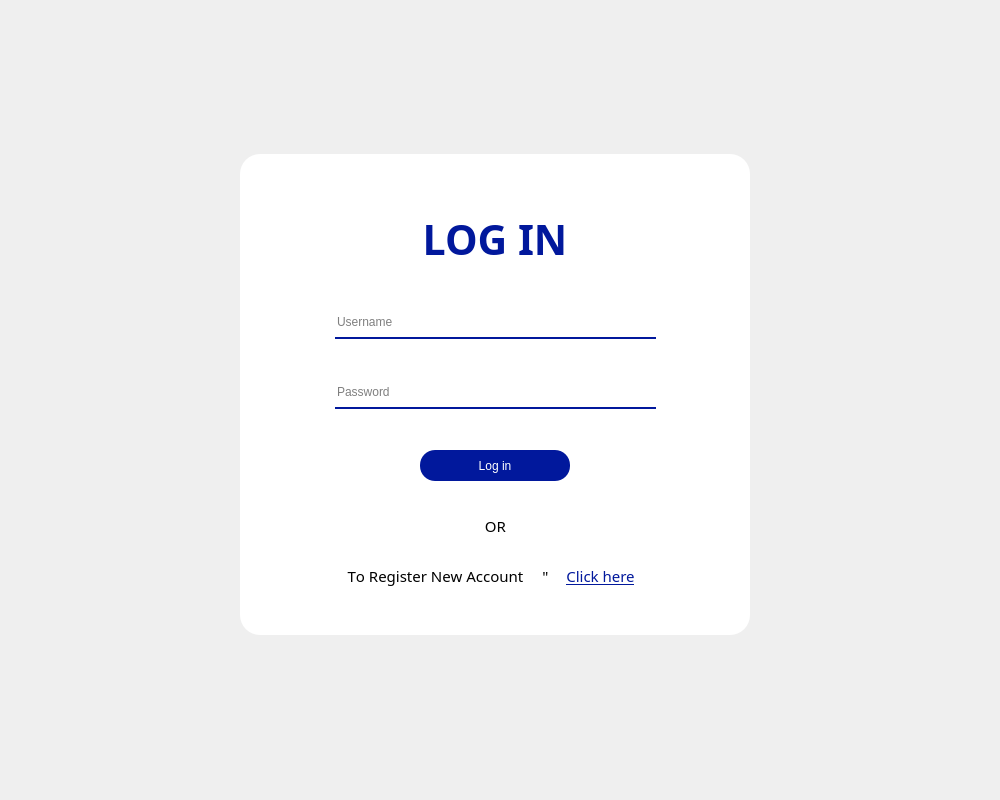
Qt form login.ui (thuytranj/Course_Socket_Programming-main) before a commit.
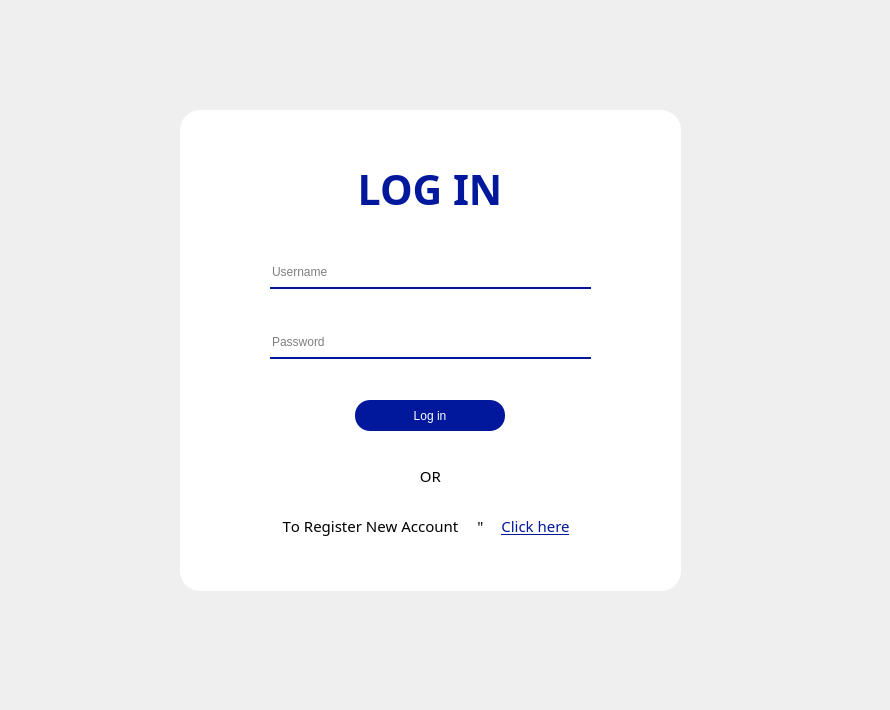
The same form after that commit.

Patch:
```diff
--- a/login.ui
+++ b/login.ui
@@ -6,8 +6,8 @@
    <rect>
     <x>0</x>
     <y>0</y>
-    <width>1000</width>
-    <height>800</height>
+    <width>890</width>
+    <height>710</height>
    </rect>
   </property>
   <property name="cursor">
@@ -23,10 +23,10 @@
    <widget class="QWidget" name="widget" native="true">
     <property name="geometry">
      <rect>
-      <x>220</x>
-      <y>140</y>
-      <width>551</width>
-      <height>511</height>
+      <x>140</x>
+      <y>90</y>
+      <width>581</width>
+      <height>541</height>
      </rect>
     </property>
     <widget class="QPushButton" name="loginbutton">
@@ -35,7 +35,7 @@
      </property>
      <property name="geometry">
       <rect>
-       <x>200</x>
+       <x>215</x>
        <y>310</y>
        <width>150</width>
        <height>31</height>
@@ -104,7 +104,7 @@
     <widget class="QLabel" name="Ask_2">
      <property name="geometry">
       <rect>
-       <x>165</x>
+       <x>180</x>
        <y>370</y>
        <width>221</width>
        <height>31</height>
@@ -114,6 +114,7 @@
       <font>
        <family>Nunito SemiBold</family>
        <pointsize>11</pointsize>
+       <weight>50</weight>
        <italic>false</italic>
        <bold>false</bold>
        <strikeout>false</strikeout>
@@ -146,7 +147,7 @@
     <widget class="QLabel" name="dangnhap">
      <property name="geometry">
       <rect>
-       <x>20</x>
+       <x>35</x>
        <y>34</y>
        <width>510</width>
        <height>131</height>
@@ -156,6 +157,7 @@
       <font>
        <family>Public Sans Black</family>
        <pointsize>31</pointsize>
+       <weight>75</weight>
        <bold>true</bold>
       </font>
      </property>
@@ -166,7 +168,7 @@
       <string>LOG IN</string>
      </property>
      <property name="textFormat">
-      <enum>Qt::TextFormat::MarkdownText</enum>
+      <enum>Qt::PlainText</enum>
      </property>
      <property name="alignment">
       <set>Qt::AlignmentFlag::AlignCenter</set>
@@ -178,9 +180,9 @@
      </property>
      <property name="geometry">
       <rect>
-       <x>20</x>
-       <y>14</y>
-       <width>510</width>
+       <x>40</x>
+       <y>20</y>
+       <width>501</width>
        <height>481</height>
       </rect>
      </property>
@@ -198,7 +200,7 @@
     <widget class="QLineEdit" name="username">
      <property name="geometry">
       <rect>
-       <x>115</x>
+       <x>130</x>
        <y>168</y>
        <width>321</width>
        <height>31</height>
@@ -227,7 +229,7 @@
     <widget class="QLineEdit" name="password">
      <property name="geometry">
       <rect>
-       <x>115</x>
+       <x>130</x>
        <y>238</y>
        <width>321</width>
        <height>31</height>
@@ -256,7 +258,7 @@
     <widget class="QPushButton" name="Register">
      <property name="geometry">
       <rect>
-       <x>335</x>
+       <x>350</x>
        <y>420</y>
        <width>91</width>
        <height>31</height>
@@ -302,7 +304,7 @@
     <widget class="QLabel" name="Ask">
      <property name="geometry">
       <rect>
-       <x>125</x>
+       <x>140</x>
        <y>420</y>
        <width>181</width>
        <height>31</height>
@@ -312,6 +314,7 @@
       <font>
        <family>Nunito SemiBold</family>
        <pointsize>11</pointsize>
+       <weight>50</weight>
        <italic>false</italic>
        <bold>false</bold>
        <strikeout>false</strikeout>
@@ -344,7 +347,7 @@
     <widget class="QLabel" name="Ask_3">
      <property name="geometry">
       <rect>
-       <x>305</x>
+       <x>320</x>
        <y>420</y>
        <width>41</width>
        <height>31</height>
@@ -354,6 +357,7 @@
       <font>
        <family>Wingdings 3</family>
        <pointsize>11</pointsize>
+       <weight>50</weight>
        <italic>false</italic>
        <bold>false</bold>
        <strikeout>false</strikeout>
```
Left out of the diff: 38 changed lines with no effect on the pictures.
